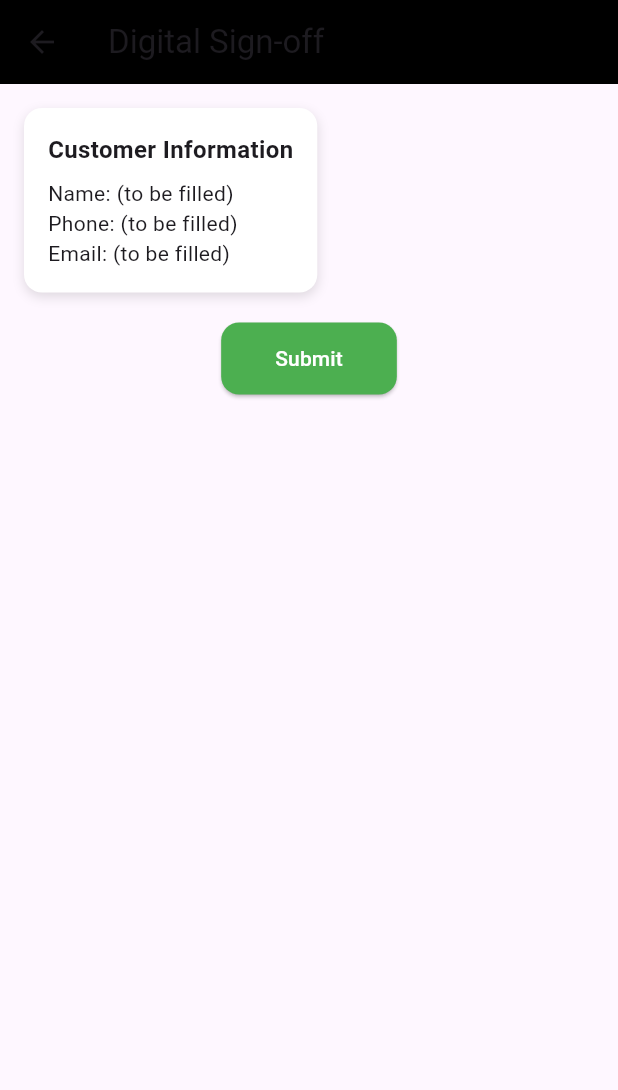
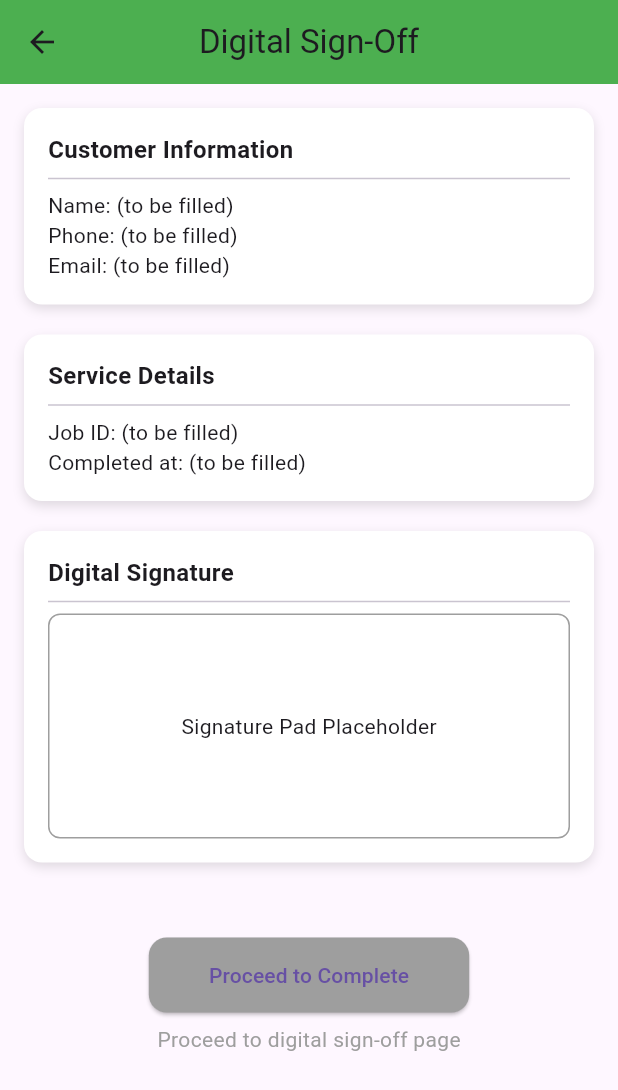
Before and after one commit to leong8502/mad_assignment, a Flutter app: the DigitalSignoffPage screen opened directly with empty values, on a phone screen of 412 x 824 dp. Shown: the top 1090 px of the screen. Run offline on Flutter 3.47's test engine with Material 3 defaults, Android fonts, the phone set to English and light mode, and no system bars; our stand-ins replace cloud_firestore, firebase_auth, firebase_core, image_picker, just_audio, permission_handler and 1 more; accounts and stored records are empty.

Commit message:
digital signoff design2.0

```diff
--- a/lib/job/digital_signoff.dart
+++ b/lib/job/digital_signoff.dart
@@ -1,8 +1,7 @@
-// digital_signoff.dart
 import 'dart:io';
 import 'package:flutter/material.dart';
 
-class DigitalSignoffPage extends StatelessWidget {
+class DigitalSignoffPage extends StatefulWidget {
   final List<File> images;
   final String remark;
 
@@ -13,91 +12,142 @@ class DigitalSignoffPage extends StatelessWidget {
   });
 
   @override
+  State<DigitalSignoffPage> createState() => _DigitalSignoffPageState();
+}
+
+class _DigitalSignoffPageState extends State<DigitalSignoffPage> {
+  bool isCompleted = false;
+
+  @override
   Widget build(BuildContext context) {
     return Scaffold(
       appBar: AppBar(
-        title: const Text("Digital Sign-off"),
-        backgroundColor: Colors.black,
+        title: const Text("Digital Sign-Off"),
+        centerTitle: true,
+        backgroundColor: Colors.green,
       ),
       body: SingleChildScrollView(
         padding: const EdgeInsets.all(16),
         child: Column(
           crossAxisAlignment: CrossAxisAlignment.start,
           children: [
-            // Placeholder Customer Info Box
-            Container(
-              padding: const EdgeInsets.all(16),
-              decoration: BoxDecoration(
-                color: Colors.white,
-                borderRadius: BorderRadius.circular(12),
-                boxShadow: [
-                  BoxShadow(
-                    color: Colors.black12,
-                    blurRadius: 6,
-                    offset: Offset(0, 3),
-                  ),
-                ],
-              ),
-              child: const Column(
+            // ---------------- Customer Info ----------------
+            _buildSection(
+              title: "Customer Information",
+              child: Column(
                 crossAxisAlignment: CrossAxisAlignment.start,
-                children: [
-                  Text("Customer Information",
-                      style:
-                      TextStyle(fontWeight: FontWeight.bold, fontSize: 16)),
-                  SizedBox(height: 8),
+                children: const [
                   Text("Name: (to be filled)"),
                   Text("Phone: (to be filled)"),
                   Text("Email: (to be filled)"),
                 ],
               ),
             ),
-            const SizedBox(height: 20),
 
-            // Remark Section
-            if (remark.isNotEmpty) ...[
+            // ---------------- Service Details ----------------
+            _buildSection(
+              title: "Service Details",
+              child: Column(
+                crossAxisAlignment: CrossAxisAlignment.start,
+                children: [
+                  const Text("Job ID: (to be filled)"),
+                  const Text("Completed at: (to be filled)"),
+                  if (widget.remark.isNotEmpty) ...[
+                    const SizedBox(height: 10),
                     const Text("Remark:", style: TextStyle(fontWeight: FontWeight.bold)),
-              const SizedBox(height: 6),
-              Text(remark),
-              const SizedBox(height: 20),
+                    Text(widget.remark),
                   ],
+                ],
+              ),
+            ),
 
-            // Image Section
-            if (images.isNotEmpty) ...[
-              const Text("Proof Images:", style: TextStyle(fontWeight: FontWeight.bold)),
-              const SizedBox(height: 10),
-              Wrap(
-                spacing: 10,
-                runSpacing: 10,
-                children: images.map((file) {
-                  return Image.file(
-                    file,
+            // ---------------- Proof Images ----------------
+            if (widget.images.isNotEmpty)
+              _buildSection(
+                title: "Proof Images",
+                child: SizedBox(
+                  height: 120,
+                  child: ListView.builder(
+                    scrollDirection: Axis.horizontal,
+                    itemCount: widget.images.length,
+                    itemBuilder: (context, index) {
+                      return Container(
+                        margin: const EdgeInsets.all(8),
+                        child: Image.file(
+                          widget.images[index],
                           width: 100,
                           height: 100,
                           fit: BoxFit.cover,
+                        ),
                       );
-                }).toList(),
-              ),
-              const SizedBox(height: 20),
-            ],
-
-            // Submit button (ADD THIS) - after signoff step (signature etc.)
-            Center(
-              child: ElevatedButton(
-                onPressed: () {
-                  // TODO: handle signature upload/validation here later
-                  // For now, assume signoff is done and return to WorkList.
-                  // This will pop all routes until the first (root) route,
-                  // which in your app is the WorkListScreen. Adjust if needed.
-                  Navigator.of(context).popUntil((route) => route.isFirst); // ADD THIS
                     },
-                style: ElevatedButton.styleFrom(
-                  backgroundColor: Colors.green,
-                  padding: const EdgeInsets.symmetric(horizontal: 36, vertical: 14),
-                  shape: RoundedRectangleBorder(
-                    borderRadius: BorderRadius.circular(12),
                   ),
                 ),
-                child: const Text("Submit", style: TextStyle(color: Colors.white)),
+              ),
+
+            // ---------------- Digital Signature ----------------
+            _buildSection(
+              title: "Digital Signature",
+              child: Container(
+                height: 150,
+                decoration: BoxDecoration(
+                  border: Border.all(color: Colors.grey),
+                  borderRadius: BorderRadius.circular(8),
+                ),
+                alignment: Alignment.center,
+                child: const Text("Signature Pad Placeholder"),
+              ),
+            ),
+
+            const SizedBox(height: 30),
+
+            // ---------------- Complete Button ----------------
+            Center(
+              child: Column(
+                children: [
+                  ElevatedButton(
+                    style: ElevatedButton.styleFrom(
+                      backgroundColor: isCompleted ? Colors.green : Colors.grey,
+                      padding: const EdgeInsets.symmetric(horizontal: 40, vertical: 15),
+                      shape: RoundedRectangleBorder(borderRadius: BorderRadius.circular(12)),
+                    ),
+                    onPressed: () async {
+                      if (!isCompleted) {
+                        setState(() => isCompleted = true);
+                      } else {
+                        final confirm = await showDialog<bool>(
+                          context: context,
+                          builder: (_) => AlertDialog(
+                            title: const Text("Confirm"),
+                            content: const Text("Confirm job completion and sign-off?"),
+                            actions: [
+                              TextButton(
+                                  onPressed: () => Navigator.pop(context, false),
+                                  child: const Text("Cancel")),
+                              TextButton(
+                                  onPressed: () => Navigator.pop(context, true),
+                                  child: const Text("Confirm")),
+                            ],
+                          ),
+                        );
+
+                        if (confirm == true && context.mounted) {
+                          Navigator.of(context).popUntil((route) => route.isFirst);
+                        }
+                      }
+                    },
+                    child: Text(isCompleted ? "Complete" : "Proceed to Complete"),
+                  ),
+
+                  if (!isCompleted)
+                    const Padding(
+                      padding: EdgeInsets.only(top: 8),
+                      child: Text(
+                        "Proceed to digital sign-off page",
+                        style: TextStyle(color: Colors.grey),
+                      ),
+                    ),
+                ],
               ),
             ),
           ],
@@ -105,4 +155,28 @@ class DigitalSignoffPage extends StatelessWidget {
       ),
     );
   }
+
+  // Reusable Section Widget
+  Widget _buildSection({required String title, required Widget child}) {
+    return Container(
+      margin: const EdgeInsets.only(bottom: 20),
+      padding: const EdgeInsets.all(16),
+      decoration: BoxDecoration(
+        color: Colors.white,
+        borderRadius: BorderRadius.circular(12),
+        boxShadow: [
+          BoxShadow(color: Colors.black12, blurRadius: 6, offset: Offset(0, 3)),
+        ],
+      ),
+      child: Column(
+        crossAxisAlignment: CrossAxisAlignment.start,
+        children: [
+          Text(title,
+              style: const TextStyle(fontSize: 16, fontWeight: FontWeight.bold)),
+          const Divider(),
+          child,
+        ],
+      ),
+    );
   }
+}
```
Lines whose indentation alone changed are shown as unchanged.
